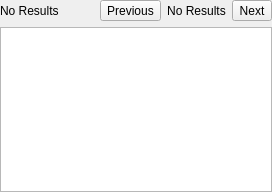
Qt form src/hobbits-widgets/highlightnavigator.ui (goldest-star/binary-analysis-tool) before a commit.
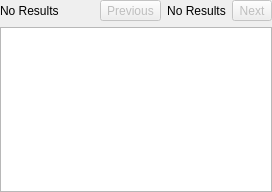
The same form after that commit. Icons and pictures are not drawn.

```diff
--- a/src/hobbits-widgets/highlightnavigator.ui
+++ b/src/hobbits-widgets/highlightnavigator.ui
@@ -50,6 +50,9 @@
      </item>
      <item>
       <widget class="QToolButton" name="tb_gotoPrevious">
+       <property name="enabled">
+        <bool>false</bool>
+       </property>
        <property name="text">
         <string>Previous</string>
        </property>
@@ -80,6 +83,9 @@
      </item>
      <item>
       <widget class="QToolButton" name="tb_gotoNext">
+       <property name="enabled">
+        <bool>false</bool>
+       </property>
        <property name="text">
         <string>Next</string>
        </property>
```
Left out of the diff: 6 changed lines with no effect on the pictures.
